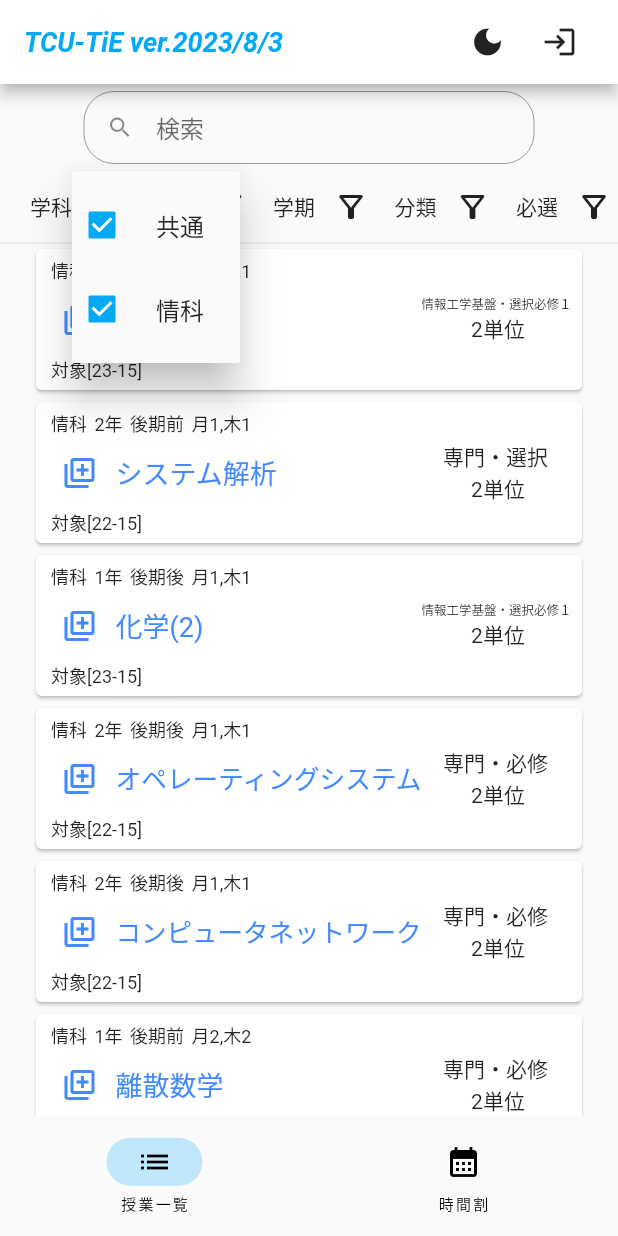
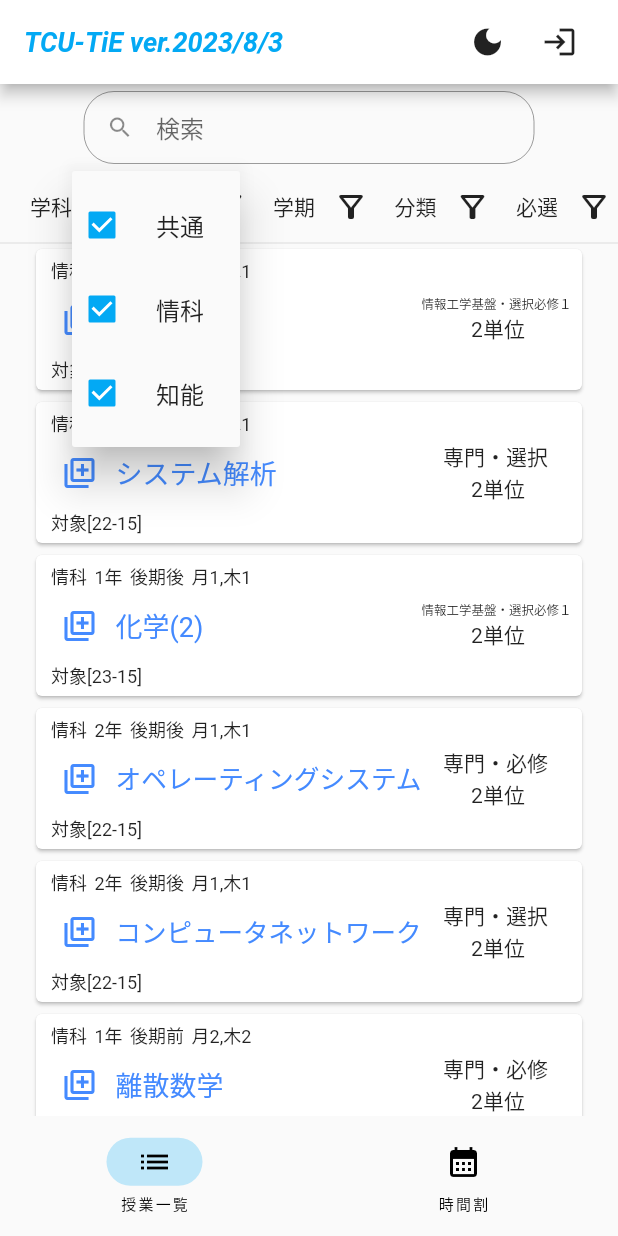
Before and after one commit to nahcaru/takeiteasy, a Flutter app: the screen it shows after launch, after a tap on the "filter alt" icon, on a phone screen of 412 x 824 dp. Run offline on Flutter 3.47's test engine with Material 2 defaults, Android fonts, the phone set to English and light mode, and no system bars; our stand-ins replace cloud_firestore, firebase_auth, firebase_core, google_fonts; missing offline and left inert: firebase_ui_auth; accounts and stored records are empty.

Commit message:
Minor bug fixes

```diff
--- a/lib/main.dart
+++ b/lib/main.dart
@@ -1,3 +1,5 @@
+//import 'dart:ffi';
+
 import 'package:url_launcher/url_launcher.dart';
 import 'package:flutter/gestures.dart';
 import 'package:flutter/material.dart';
@@ -95,14 +97,17 @@ class _MyHomePageState extends State<MyHomePage> {
   List<Map<String, dynamic>> data = [];
   List<Map<String, dynamic>> filtered = [];
   List<String> tookClasses = [];
-  List<int> tookCredits = [];
-  List<String> weekdays = ["月", "火", "水", "木", "金", "土"];
-  List<String> times = ["1", "2", "3", "4", "5", "6"];
+  List<double> tookCredits = [];
+  List<String> weekdays = ['月', '火', '水', '木', '金', '土'];
+  List<String> times = ['1', '2', '3', '4', '5', '6'];
+  List<List<String>> formerClassNames = [];
+  List<List<String>> latterClassNames = [];
+  List<String> intensiveClassNames = [];
   List<List<String>> formerClasses = [];
   List<List<String>> latterClasses = [];
   List<String> intensiveClasses = [];
   List<bool> areDepartmentsSelected = [];
-  final List<String> departments = ['共通', '情科'];
+  final List<String> departments = ['共通', '情科', '知能'];
   List<bool> areGradesSelected = [];
   final List<String> grades = ['1', '2', '3', '4'];
   List<bool> areTermsSelected = [];
@@ -135,6 +140,8 @@ class _MyHomePageState extends State<MyHomePage> {
     areCategoriesSelected = List.filled(categories.length, true);
     areCompulsoriesSelected = List.filled(compulsories.length, true);
     tookCredits = List.filled(categories.length, 0);
+    formerClasses = List.filled(times.length, List.filled(weekdays.length, ''));
+    latterClasses = List.filled(times.length, List.filled(weekdays.length, ''));
     _searchController.addListener(filterData);
   }
 
@@ -224,28 +231,32 @@ class _MyHomePageState extends State<MyHomePage> {
   }
 
   void setTable() {
-    formerClasses = [];
-    latterClasses = [];
+    formerClassNames = [];
+    latterClassNames = [];
     for (int i = 0; i < times.length; i++) {
       List<String> formerRow = [];
       List<String> latterRow = [];
       for (int j = 0; j < weekdays.length; j++) {
-        String formerCell = "";
-        String latterCell = "";
+        String formerCell = '';
+        String latterCell = '';
         for (String id in tookClasses) {
           Map<String, dynamic> item =
               data.firstWhere((element) => element['講義コード'] == id);
-          if (item["時限"].contains("${weekdays[j]}${times[i]}")) {
-            switch (item["学期"]) {
+          if (item['時限'].contains('${weekdays[j]}${times[i]}')) {
+            switch (item['学期']) {
               case '後期':
-                formerCell += "${item["科目名"]}\n";
-                latterCell += "${item["科目名"]}\n";
+                formerCell += '${item['科目名']}\n';
+                latterCell += '${item['科目名']}\n';
+                formerClasses[i][j] = item['講義コード'];
+                latterClasses[i][j] = item['講義コード'];
                 break;
               case '後期前':
-                formerCell += "${item["科目名"]}\n";
+                formerCell += '${item['科目名']}\n';
+                formerClasses[i][j] = item['講義コード'];
                 break;
               case '後期後':
-                latterCell += "${item["科目名"]}\n";
+                latterCell += '${item['科目名']}\n';
+                latterClasses[i][j] = item['講義コード'];
                 break;
 
               default:
@@ -255,15 +266,15 @@ class _MyHomePageState extends State<MyHomePage> {
         formerRow.add(formerCell);
         latterRow.add(latterCell);
       }
-      formerClasses.add(formerRow);
-      latterClasses.add(latterRow);
+      formerClassNames.add(formerRow);
+      latterClassNames.add(latterRow);
     }
-    intensiveClasses = [];
+    intensiveClassNames = [];
     for (String id in tookClasses) {
       Map<String, dynamic> item =
           data.firstWhere((element) => element['講義コード'] == id);
-      if (item["学期"] == '後集中') {
-        intensiveClasses.add(item["科目名"]);
+      if (item['学期'] == '後集中') {
+        intensiveClassNames.add(item['科目名']);
       }
     }
   }
@@ -274,8 +285,9 @@ class _MyHomePageState extends State<MyHomePage> {
       Map<String, dynamic> item =
           data.firstWhere((element) => element['講義コード'] == id);
       for (int i = 0; i < categories.length - 1; i++) {
-        if (item["分類"].contains(categories[i])) {
-          tookCredits[i] += int.parse(item["単位数"].toString());
+        if (item['分類'].contains(categories[i])) {
+          //tookCredits[i] += int.parse(item['単位数'].toString());
+          tookCredits[i] += item['単位数'];
         }
       }
     }
@@ -319,7 +331,7 @@ class _MyHomePageState extends State<MyHomePage> {
         });
   }
 
-  Table timeTable(String title, List<List<String>> data) {
+  Table timeTable(String title, List<List<String>> nameData, bool isFormer) {
     return Table(
       defaultVerticalAlignment: TableCellVerticalAlignment.middle,
       border: TableBorder.all(
@@ -346,29 +358,73 @@ class _MyHomePageState extends State<MyHomePage> {
             children: [
               TableCell(
                   child: Text(
-                "${i + 1}限",
+                '${i + 1}限',
                 textAlign: TextAlign.center,
               )),
               for (int j = 0; j < weekdays.length; j++)
                 TableCell(
-                  child: (data[i][j] == '')
+                  child: (nameData[i][j] == '')
                       ? Container(
                           margin: const EdgeInsets.all(5),
                           height: 50,
                         )
-                      : Container(
-                          margin: const EdgeInsets.all(5),
-                          height: 50,
-                          decoration: BoxDecoration(
-                              color: (data[i][j].trimRight().contains('\n'))
-                                  ? Colors.red.withAlpha(64)
-                                  : Colors.lightBlue.withAlpha(64),
-                              borderRadius:
-                                  const BorderRadius.all(Radius.circular(15))),
-                          child: FittedBox(
-                            fit: BoxFit.scaleDown,
+                      : InkWell(
+                          onTap: () {
+                            Map<String, dynamic> item = data.firstWhere(
+                                (element) => isFormer
+                                    ? element['講義コード'] == formerClasses[i][j]
+                                    : element['講義コード'] == latterClasses[i][j]);
+                            String info =
+                                (item['クラス'] + ' ' + item['備考']).trim();
+                            showDialog(
+                              context: context,
+                              builder: (BuildContext context) {
+                                return (nameData[i][j]
+                                        .trimRight()
+                                        .contains('\n'))
+                                    ? AlertDialog(
+                                        title: const Text('科目が重複しています'),
+                                        content: Row(
+                                          mainAxisAlignment:
+                                              MainAxisAlignment.start,
+                                          children: [
+                                            Text(nameData[i][j]),
+                                          ],
+                                        ),
+                                        scrollable: true,
+                                      )
+                                    : AlertDialog(
+                                        title: (info == '')
+                                            ? Text(item['科目名'])
+                                            : Text('($info) ${item['科目名']}'),
+                                        content: SelectionArea(
+                                          child: Row(
+                                            mainAxisAlignment:
+                                                MainAxisAlignment.start,
+                                            children: [
+                                              Text(
+                                                  '講義コード\n${item['講義コード']}\n\n教室\n${item['教室']}\n\n担当者\n${item['担当者']}'),
+                                            ],
+                                          ),
+                                        ),
+                                        scrollable: true,
+                                      );
+                              },
+                            );
+                          },
+                          child: Container(
+                            alignment: Alignment.center,
+                            margin: const EdgeInsets.all(5),
+                            height: 50,
+                            decoration: BoxDecoration(
+                                color:
+                                    (nameData[i][j].trimRight().contains('\n'))
+                                        ? Colors.red.withAlpha(64)
+                                        : Colors.lightBlue.withAlpha(64),
+                                borderRadius: const BorderRadius.all(
+                                    Radius.circular(15))),
                             child: Text(
-                              data[i][j].trimRight(),
+                              nameData[i][j].trimRight(),
                               textAlign: TextAlign.center,
                               maxLines: 2,
                               overflow: TextOverflow.ellipsis,
@@ -946,23 +1002,25 @@ class _MyHomePageState extends State<MyHomePage> {
                         (ratio < 1)
                             ? Column(
                                 children: [
-                                  timeTable('前半', formerClasses),
+                                  timeTable('前半', formerClassNames, true),
                                   const SizedBox(
                                     height: 20,
                                   ),
-                                  timeTable('後半', latterClasses),
+                                  timeTable('後半', latterClassNames, false),
                                 ],
                               )
                             : Row(
                                 children: [
                                   Expanded(
-                                    child: timeTable('前半', formerClasses),
+                                    child:
+                                        timeTable('前半', formerClassNames, true),
                                   ),
                                   const SizedBox(
                                     width: 20,
                                   ),
                                   Expanded(
-                                    child: timeTable('後半', latterClasses),
+                                    child: timeTable(
+                                        '後半', latterClassNames, false),
                                   ),
                                 ],
                               ),
@@ -982,14 +1040,14 @@ class _MyHomePageState extends State<MyHomePage> {
                             const TableRow(children: [
                               TableCell(
                                   child: Text(
-                                "集中",
+                                '集中',
                                 textAlign: TextAlign.center,
                               )),
                             ]),
                             TableRow(
                               children: [
                                 TableCell(
-                                  child: (intensiveClasses.isEmpty)
+                                  child: (intensiveClassNames.isEmpty)
                                       ? Container(
                                           margin: const EdgeInsets.all(5),
                                           height: 50,
@@ -999,7 +1057,9 @@ class _MyHomePageState extends State<MyHomePage> {
                                           child: Row(
                                             children: [
                                               for (int i = 0;
-                                                  i < intensiveClasses.length;
+                                                  i <
+                                                      intensiveClassNames
+                                                          .length;
                                                   i++)
                                                 Container(
                                                   margin:
@@ -1015,7 +1075,7 @@ class _MyHomePageState extends State<MyHomePage> {
                                                                   15))),
                                                   child: Center(
                                                     child: Text(
-                                                      intensiveClasses[i],
+                                                      intensiveClassNames[i],
                                                     ),
                                                   ),
                                                 ),
--- a/pubspec.yaml
+++ b/pubspec.yaml
@@ -46,11 +46,11 @@ dependencies:
 flutter_launcher_icons:
   android: false
   ios: false
-  image_path: "assets/Icon.png"
+  image_path: "assets/icon.png"
   min_sdk_android: 21 # android min sdk min:16, default 21
   web:
     generate: true
-    image_path: "assets/Icon.png"
+    image_path: "assets/icon.png"
     background_color: "#0175C2"
     theme_color: "#0175C2"
 
```
Also changed, not shown: assets/Icon.png, assets/data.json, 6 other files.
